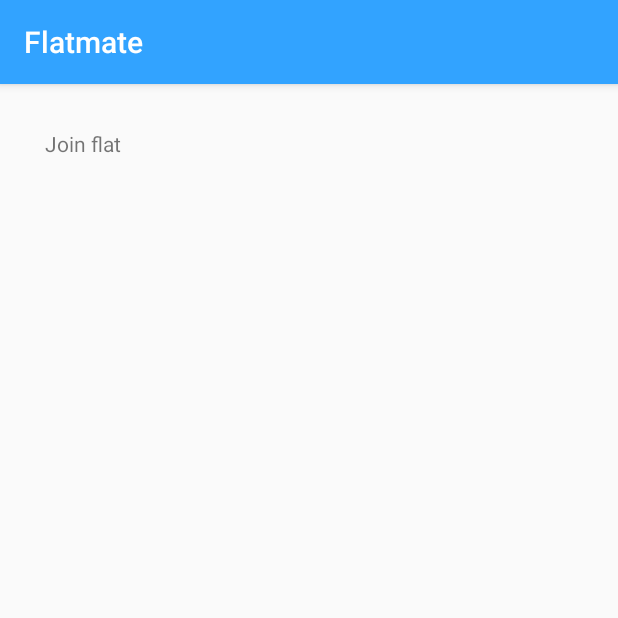
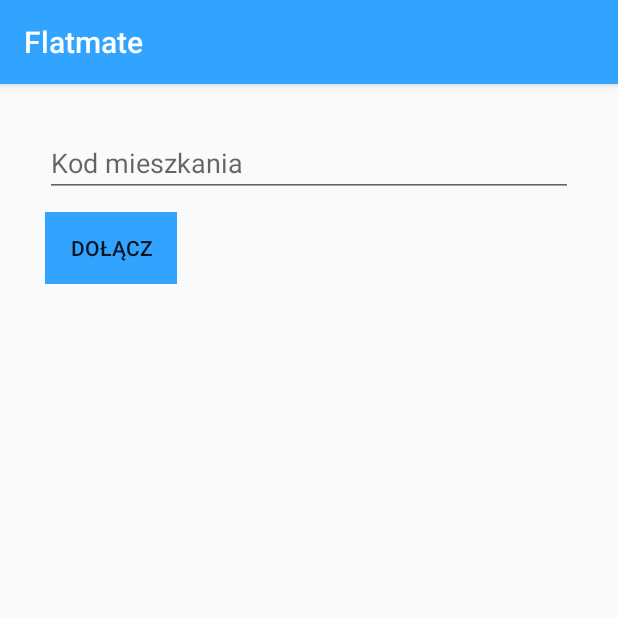
Before and after one commit to piowik/io-projekt-2018, an Android app: the fragment JoinFlatFragment placed in its activity, on a phone screen of 412 x 824 dp, the top half of it. Run offline under Robolectric (Android 15) with nearby library versions, the phone set to English and light mode, and no system bars.

Commit message:
Added flat join logic

```diff
--- a/app/src/main/java/io/almp/flatmanager/rest/ApiInterface.java
+++ b/app/src/main/java/io/almp/flatmanager/rest/ApiInterface.java
@@ -7,6 +7,7 @@ import io.almp.flatmanager.model.Message;
 import io.almp.flatmanager.model.RentHistoryItem;
 import io.almp.flatmanager.model.ShoppingHistoryEntity;
 import io.almp.flatmanager.model.User;
+import io.almp.flatmanager.model.api.JoinFlatAnswer;
 import io.almp.flatmanager.model.api.LoginAnswer;
 import io.almp.flatmanager.model.api.MessagesAnswer;
 import io.almp.flatmanager.model.api.SimpleErrorAnswer;
@@ -37,6 +38,11 @@ public interface ApiInterface {
     @POST("/v1/flat/rents")
     @FormUrlEncoded
     Call<List<RentHistoryItem>> getRents(@Field("flat") Integer flat);
+
+    @POST("/v1/flat/join")
+    @FormUrlEncoded
+    Call<JoinFlatAnswer> joinFlat(@Field("uid") long uid,
+                                  @Field("code") String code);
 
     @POST("/v1/chat/add_message")
     @FormUrlEncoded
--- a/app/src/main/res/layout/fragment_join_flat.xml
+++ b/app/src/main/res/layout/fragment_join_flat.xml
@@ -8,11 +8,22 @@
     android:padding="30dp"
     tools:context=".NoFlatActivity">
 
-    <TextView
-        android:id="@+id/textView3"
+    <EditText
+        android:id="@+id/flat_code_edit_text"
         android:layout_width="match_parent"
         android:layout_height="wrap_content"
-        android:text="Join flat" />
+        android:ems="10"
+        android:maxLength="6"
+        android:hint="@string/flat_code"
+        android:inputType="textCapCharacters" />
 
+    <Button
+        android:id="@+id/button_join_flat"
+        style="@style/Base.Widget.AppCompat.Button.Borderless"
+        android:layout_width="wrap_content"
+        android:layout_height="wrap_content"
+        android:layout_marginTop="10dp"
+        android:background="@color/colorPrimary"
+        android:text="@string/join" />
 
 </LinearLayout>
--- a/app/src/main/res/values/strings.xml
+++ b/app/src/main/res/values/strings.xml
@@ -49,6 +49,8 @@
     <string name="channel_chat_description">Powiadomienia o nowej wiadomości</string>
     <string name="no_flat">Nie masz mieszkania</string>
     <string name="create_flat">Załóż</string>
-    <string name="join_flat">Dołącz</string>
+    <string name="join">Dołącz</string>
+    <string name="join_flat">Dołącz do mieszkania</string>
+    <string name="flat_code">Kod mieszkania</string>
 
 </resources>
```
Also changed, not shown: app/src/main/java/io/almp/flatmanager/JoinFlatFragment.java (+57 -2 lines), app/src/main/java/io/almp/flatmanager/model/api/JoinFlatAnswer.java (added, +35 -0 lines).
